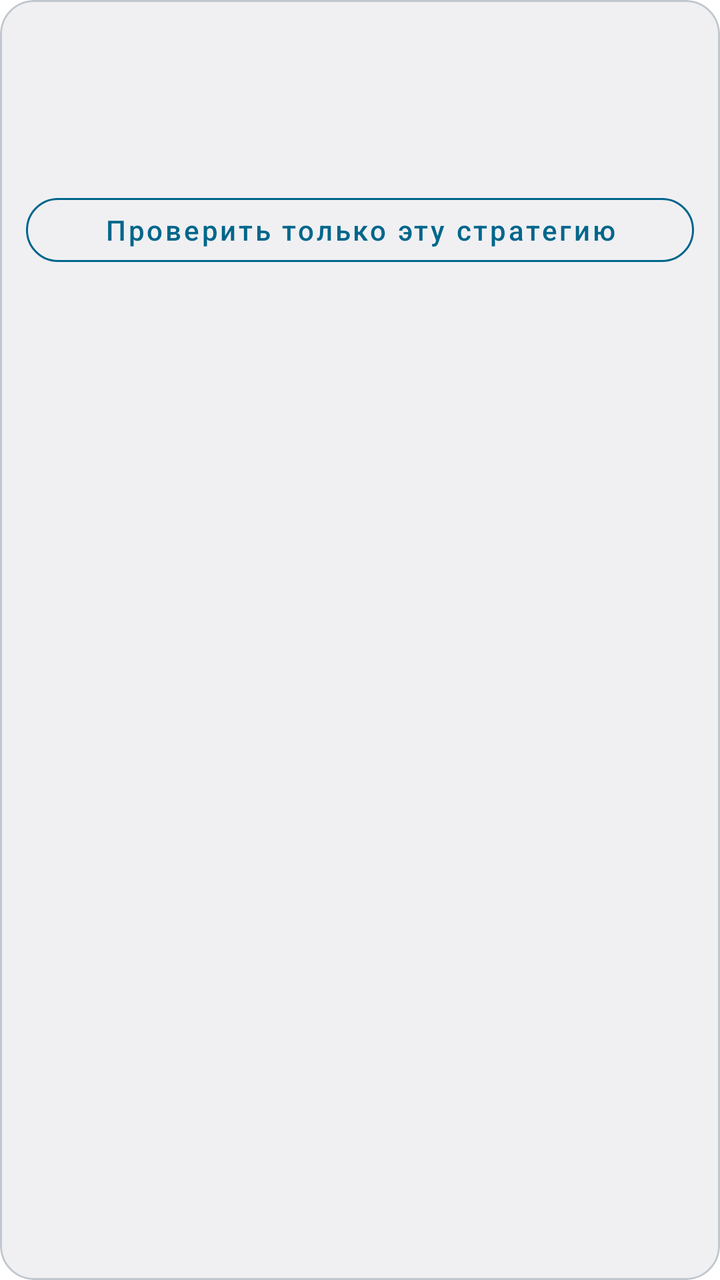
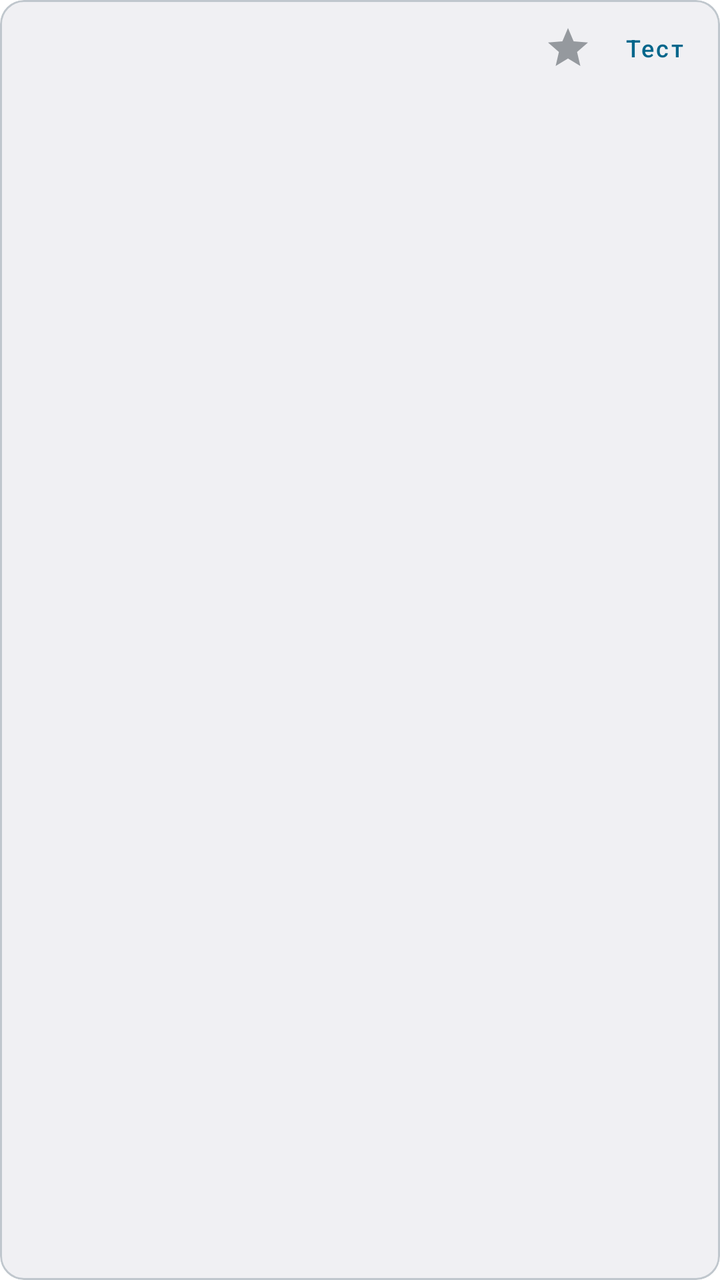

Compare the two renders of this Android layout. The source of the first and the diff that turns it into the second are given below.
<!-- AndroidManifest.xml: application theme Theme.LimeFlow -->
<!-- res/layout/item_profile.xml -->
<?xml version="1.0" encoding="utf-8"?>
<com.google.android.material.card.MaterialCardView
    xmlns:android="http://schemas.android.com/apk/res/android"
    xmlns:app="http://schemas.android.com/apk/res-auto"
    android:layout_width="match_parent"
    android:layout_height="wrap_content"
    android:layout_marginVertical="4dp"
    android:clickable="true"
    android:focusable="true"
    android:foreground="?attr/selectableItemBackground"
    app:cardBackgroundColor="@color/app_surface"
    app:cardCornerRadius="17dp"
    app:cardElevation="0dp"
    app:strokeColor="@color/app_stroke"
    app:strokeWidth="1dp">

    <LinearLayout
        android:layout_width="match_parent"
        android:layout_height="wrap_content"
        android:orientation="vertical"
        android:padding="13dp">

        <com.google.android.material.textview.MaterialTextView
            android:id="@+id/profile_name"
            android:layout_width="wrap_content"
            android:layout_height="wrap_content"
            android:textColor="@color/app_text"
            android:textSize="16sp"
            android:textStyle="bold" />

        <com.google.android.material.textview.MaterialTextView
            android:id="@+id/profile_method"
            android:layout_width="wrap_content"
            android:layout_height="wrap_content"
            android:layout_marginTop="4dp"
            android:textColor="?attr/colorPrimary"
            android:textSize="13sp"
            android:textStyle="bold" />

        <com.google.android.material.textview.MaterialTextView
            android:id="@+id/profile_description"
            android:layout_width="match_parent"
            android:layout_height="wrap_content"
            android:layout_marginTop="7dp"
            android:ellipsize="end"
            android:maxLines="2"
            android:textColor="@color/app_text_muted"
            android:textSize="13sp" />

        <LinearLayout
            android:id="@+id/service_scores"
            android:layout_width="match_parent"
            android:layout_height="wrap_content"
            android:layout_marginTop="8dp"
            android:gravity="center_vertical"
            android:orientation="horizontal"
            android:visibility="gone">

            <ImageView
                android:layout_width="24dp"
                android:layout_height="24dp"
                android:contentDescription="@string/youtube"
                android:src="@drawable/ic_youtube" />

            <com.google.android.material.textview.MaterialTextView
                android:id="@+id/youtube_score"
                android:layout_width="wrap_content"
                android:layout_height="wrap_content"
                android:layout_marginStart="7dp"
                android:textColor="@color/app_text"
                android:textSize="13sp"
                android:textStyle="bold" />

            <ImageView
                android:layout_width="24dp"
                android:layout_height="24dp"
                android:layout_marginStart="18dp"
                android:contentDescription="@string/discord"
                android:src="@drawable/ic_discord" />

            <com.google.android.material.textview.MaterialTextView
                android:id="@+id/discord_score"
                android:layout_width="wrap_content"
                android:layout_height="wrap_content"
                android:layout_marginStart="7dp"
                android:textColor="@color/app_text"
                android:textSize="13sp"
                android:textStyle="bold" />

            <com.google.android.material.textview.MaterialTextView
                android:id="@+id/focus_label"
                android:layout_width="0dp"
                android:layout_height="wrap_content"
                android:layout_marginStart="12dp"
                android:layout_weight="1"
                android:gravity="end"
                android:textColor="?attr/colorPrimary"
                android:textSize="11sp"
                android:textStyle="bold" />
        </LinearLayout>

        <ProgressBar
            android:id="@+id/profile_progress"
            style="?android:attr/progressBarStyleHorizontal"
            android:layout_width="match_parent"
            android:layout_height="4dp"
            android:layout_marginTop="10dp"
            android:progressTint="?attr/colorPrimary"
            android:visibility="gone" />

        <com.google.android.material.button.MaterialButton
            android:id="@+id/profile_test_single"
            style="@style/Widget.MaterialComponents.Button.OutlinedButton"
            android:layout_width="match_parent"
            android:layout_height="44dp"
            android:layout_marginTop="12dp"
            android:text="@string/smart_test_single"
            android:textAllCaps="false"
            android:textColor="?attr/colorPrimary"
            app:cornerRadius="18dp"
            app:strokeColor="?attr/colorPrimary"
            app:strokeWidth="1dp" />

        <LinearLayout
            android:id="@+id/custom_actions"
            android:layout_width="match_parent"
            android:layout_height="wrap_content"
            android:layout_marginTop="6dp"
            android:gravity="end"
            android:orientation="horizontal"
            android:visibility="gone">

            <com.google.android.material.button.MaterialButton
                android:id="@+id/profile_edit"
                style="@style/Widget.MaterialComponents.Button.TextButton"
                android:layout_width="wrap_content"
                android:layout_height="40dp"
                android:text="@string/custom_strategy_edit"
                android:textAllCaps="false"
                android:textColor="?attr/colorPrimary" />

            <com.google.android.material.button.MaterialButton
                android:id="@+id/profile_delete"
                style="@style/Widget.MaterialComponents.Button.TextButton"
                android:layout_width="wrap_content"
                android:layout_height="40dp"
                android:text="@string/custom_strategy_delete"
                android:textAllCaps="false"
                android:textColor="#D04444" />
        </LinearLayout>

        <com.google.android.material.button.MaterialButton
            android:id="@+id/profile_expand"
            style="@style/Widget.MaterialComponents.Button.TextButton"
            android:layout_width="wrap_content"
            android:layout_height="wrap_content"
            android:layout_marginTop="6dp"
            android:minHeight="36dp"
            android:minWidth="0dp"
            android:paddingHorizontal="0dp"
            android:text="@string/smart_show_details"
            android:textColor="?attr/colorPrimary"
            android:visibility="gone" />

        <TextView
            android:id="@+id/profile_details"
            android:layout_width="match_parent"
            android:layout_height="wrap_content"
            android:layout_marginTop="6dp"
            android:fontFamily="monospace"
            android:textColor="@color/app_text_muted"
            android:textIsSelectable="true"
            android:textSize="11sp"
            android:visibility="gone" />
    </LinearLayout>

</com.google.android.material.card.MaterialCardView>
<!-- resources referenced by this layout -->
<resources>
  <color name="app_stroke">#D8E6F8</color>
  <color name="app_surface">#FFFFFFFF</color>
  <color name="app_text">#10233F</color>
  <color name="app_text_muted">#60748F</color>
  <!-- drawable ic_discord (drawable) -->
  <?xml version="1.0" encoding="utf-8"?>
  <vector xmlns:android="http://schemas.android.com/apk/res/android"
      android:width="24dp"
      android:height="24dp"
      android:viewportWidth="24"
      android:viewportHeight="24">
      <path
          android:fillColor="#5865F2"
          android:pathData="M5.2,4.8C8.8,3.2 15.2,3.2 18.8,4.8c2.1,3 3.2,6.6 3,10.3 -2.1,2.3 -4.3,3.6 -6.5,4.2l-1.1,-1.5c0.9,-0.3 1.8,-0.8 2.6,-1.4 -3.2,1.5 -6.4,1.5 -9.6,0 0.8,0.6 1.7,1.1 2.6,1.4l-1.1,1.5c-2.2,-0.6 -4.4,-1.9 -6.5,-4.2 -0.2,-3.7 0.9,-7.3 3,-10.3z" />
      <path
          android:fillColor="#FFFFFF"
          android:pathData="M8.6,10.1a1.65,2 0,1 0,0 4a1.65,2 0,1 0,0 -4M15.4,10.1a1.65,2 0,1 0,0 4a1.65,2 0,1 0,0 -4" />
  </vector>
  <!-- drawable ic_youtube (drawable) -->
  <?xml version="1.0" encoding="utf-8"?>
  <vector xmlns:android="http://schemas.android.com/apk/res/android"
      android:width="24dp"
      android:height="24dp"
      android:viewportWidth="24"
      android:viewportHeight="24">
      <path
          android:fillColor="#FF0033"
          android:pathData="M22.6,6.4c-0.25,-0.95 -1,-1.7 -1.95,-1.95C18.9,4 12,4 12,4S5.1,4 3.35,4.45C2.4,4.7 1.65,5.45 1.4,6.4C1,8.15 1,12 1,12s0,3.85 0.4,5.6c0.25,0.95 1,1.7 1.95,1.95C5.1,20 12,20 12,20s6.9,0 8.65,-0.45c0.95,-0.25 1.7,-1 1.95,-1.95C23,15.85 23,12 23,12s0,-3.85 -0.4,-5.6z" />
      <path
          android:fillColor="#FFFFFF"
          android:pathData="M9.8,15.5L15.6,12 9.8,8.5z" />
  </vector>
  <string name="custom_strategy_delete">Удалить</string>
  <string name="custom_strategy_edit">Изменить</string>
  <string name="discord">Discord</string>
  <string name="smart_show_details">Показать подробности</string>
  <string name="smart_test_single">Проверить только эту стратегию</string>
  <string name="youtube">YouTube</string>
  <style name="Theme.LimeFlow" parent="Theme.MaterialComponents.DayNight.NoActionBar">
          
          <item name="colorPrimary">@color/lime_primary</item>
          <item name="colorPrimaryVariant">@color/lime_primary_variant</item>
          <item name="colorOnPrimary">@color/white</item>
          
          <item name="colorSecondary">@color/lime_secondary</item>
          <item name="colorSecondaryVariant">@color/lime_primary_variant</item>
          <item name="colorOnSecondary">@color/white</item>
          
          <item name="android:statusBarColor">@android:color/transparent</item>
          <item name="android:navigationBarColor">?android:attr/colorBackground</item>
          <item name="android:windowLightStatusBar">true</item>
          
      </style>
  <color name="lime_primary">#1769E0</color>
  <color name="lime_primary_variant">#0D47A1</color>
  <color name="white">#FFFFFFFF</color>
  <color name="lime_secondary">#4094F7</color>
</resources>

<!-- the commit's change to res/layout/item_profile.xml (unified diff, before → after) -->
@@ -4,12 +4,12 @@
     xmlns:app="http://schemas.android.com/apk/res-auto"
     android:layout_width="match_parent"
     android:layout_height="wrap_content"
-    android:layout_marginVertical="4dp"
+    android:layout_marginVertical="2dp"
     android:clickable="true"
     android:focusable="true"
     android:foreground="?attr/selectableItemBackground"
     app:cardBackgroundColor="@color/app_surface"
-    app:cardCornerRadius="17dp"
+    app:cardCornerRadius="12dp"
     app:cardElevation="0dp"
     app:strokeColor="@color/app_stroke"
     app:strokeWidth="1dp">
@@ -18,47 +18,97 @@
         android:layout_width="match_parent"
         android:layout_height="wrap_content"
         android:orientation="vertical"
-        android:padding="13dp">
-
-        <com.google.android.material.textview.MaterialTextView
-            android:id="@+id/profile_name"
-            android:layout_width="wrap_content"
-            android:layout_height="wrap_content"
-            android:textColor="@color/app_text"
-            android:textSize="16sp"
-            android:textStyle="bold" />
+        android:paddingHorizontal="10dp"
+        android:paddingVertical="8dp">
+
+        <LinearLayout
+            android:layout_width="match_parent"
+            android:layout_height="wrap_content"
+            android:gravity="center_vertical"
+            android:orientation="horizontal">
+
+            <com.google.android.material.textview.MaterialTextView
+                android:id="@+id/profile_name"
+                android:layout_width="0dp"
+                android:layout_height="wrap_content"
+                android:layout_weight="1"
+                android:ellipsize="end"
+                android:maxLines="1"
+                android:textColor="@color/app_text"
+                android:textSize="14sp"
+                android:textStyle="bold" />
+
+            <com.google.android.material.textview.MaterialTextView
+                android:id="@+id/profile_badge"
+                android:layout_width="wrap_content"
+                android:layout_height="wrap_content"
+                android:layout_marginStart="6dp"
+                android:background="@drawable/bg_chip_idle"
+                android:paddingHorizontal="6dp"
+                android:paddingVertical="1dp"
+                android:textColor="?attr/colorPrimary"
+                android:textSize="10sp"
+                android:textStyle="bold"
+                android:visibility="gone" />
+
+            <androidx.appcompat.widget.AppCompatImageButton
+                android:id="@+id/profile_pin"
+                android:layout_width="32dp"
+                android:layout_height="32dp"
+                android:background="?attr/selectableItemBackgroundBorderless"
+                android:contentDescription="@string/pin_strategy"
+                android:padding="6dp"
+                android:src="@drawable/ic_star"
+                app:tint="@color/app_text_muted" />
+
+            <com.google.android.material.button.MaterialButton
+                android:id="@+id/profile_test_single"
+                style="@style/Widget.MaterialComponents.Button.TextButton"
+                android:layout_width="wrap_content"
+                android:layout_height="32dp"
+                android:layout_marginStart="4dp"
+                android:insetTop="0dp"
+                android:insetBottom="0dp"
+                android:minWidth="0dp"
+                android:minHeight="32dp"
+                android:paddingHorizontal="8dp"
+                android:text="@string/smart_test_single"
+                android:textAllCaps="false"
+                android:textColor="?attr/colorPrimary"
+                android:textSize="12sp" />
+        </LinearLayout>
 
         <com.google.android.material.textview.MaterialTextView
             android:id="@+id/profile_method"
-            android:layout_width="wrap_content"
-            android:layout_height="wrap_content"
-            android:layout_marginTop="4dp"
+            android:layout_width="match_parent"
+            android:layout_height="wrap_content"
+            android:ellipsize="end"
+            android:maxLines="1"
             android:textColor="?attr/colorPrimary"
-            android:textSize="13sp"
+            android:textSize="11sp"
             android:textStyle="bold" />
 
         <com.google.android.material.textview.MaterialTextView
             android:id="@+id/profile_description"
             android:layout_width="match_parent"
             android:layout_height="wrap_content"
-            android:layout_marginTop="7dp"
             android:ellipsize="end"
-            android:maxLines="2"
+            android:maxLines="1"
             android:textColor="@color/app_text_muted"
-            android:textSize="13sp" />
+            android:textSize="11sp" />
 
         <LinearLayout
             android:id="@+id/service_scores"
             android:layout_width="match_parent"
             android:layout_height="wrap_content"
-            android:layout_marginTop="8dp"
+            android:layout_marginTop="4dp"
             android:gravity="center_vertical"
             android:orientation="horizontal"
             android:visibility="gone">
 
             <ImageView
-                android:layout_width="24dp"
-                android:layout_height="24dp"
+                android:layout_width="16dp"
+                android:layout_height="16dp"
                 android:contentDescription="@string/youtube"
                 android:src="@drawable/ic_youtube" />
 
@@ -66,15 +116,15 @@
                 android:id="@+id/youtube_score"
                 android:layout_width="wrap_content"
                 android:layout_height="wrap_content"
-                android:layout_marginStart="7dp"
+                android:layout_marginStart="4dp"
                 android:textColor="@color/app_text"
-                android:textSize="13sp"
+                android:textSize="11sp"
                 android:textStyle="bold" />
 
             <ImageView
-                android:layout_width="24dp"
-                android:layout_height="24dp"
-                android:layout_marginStart="18dp"
+                android:layout_width="16dp"
+                android:layout_height="16dp"
+                android:layout_marginStart="12dp"
                 android:contentDescription="@string/discord"
                 android:src="@drawable/ic_discord" />
 
@@ -82,20 +132,20 @@
                 android:id="@+id/discord_score"
                 android:layout_width="wrap_content"
                 android:layout_height="wrap_content"
-                android:layout_marginStart="7dp"
+                android:layout_marginStart="4dp"
                 android:textColor="@color/app_text"
-                android:textSize="13sp"
+                android:textSize="11sp"
                 android:textStyle="bold" />
 
             <com.google.android.material.textview.MaterialTextView
                 android:id="@+id/focus_label"
                 android:layout_width="0dp"
                 android:layout_height="wrap_content"
-                android:layout_marginStart="12dp"
+                android:layout_marginStart="8dp"
                 android:layout_weight="1"
                 android:gravity="end"
                 android:textColor="?attr/colorPrimary"
-                android:textSize="11sp"
+                android:textSize="10sp"
                 android:textStyle="bold" />
         </LinearLayout>
 
@@ -103,29 +153,15 @@
             android:id="@+id/profile_progress"
             style="?android:attr/progressBarStyleHorizontal"
             android:layout_width="match_parent"
-            android:layout_height="4dp"
-            android:layout_marginTop="10dp"
+            android:layout_height="3dp"
+            android:layout_marginTop="4dp"
             android:progressTint="?attr/colorPrimary"
             android:visibility="gone" />
 
-        <com.google.android.material.button.MaterialButton
-            android:id="@+id/profile_test_single"
-            style="@style/Widget.MaterialComponents.Button.OutlinedButton"
-            android:layout_width="match_parent"
-            android:layout_height="44dp"
-            android:layout_marginTop="12dp"
-            android:text="@string/smart_test_single"
-            android:textAllCaps="false"
-            android:textColor="?attr/colorPrimary"
-            app:cornerRadius="18dp"
-            app:strokeColor="?attr/colorPrimary"
-            app:strokeWidth="1dp" />
-
         <LinearLayout
             android:id="@+id/custom_actions"
             android:layout_width="match_parent"
             android:layout_height="wrap_content"
-            android:layout_marginTop="6dp"
             android:gravity="end"
             android:orientation="horizontal"
             android:visibility="gone">
@@ -134,43 +170,52 @@
                 android:id="@+id/profile_edit"
                 style="@style/Widget.MaterialComponents.Button.TextButton"
                 android:layout_width="wrap_content"
-                android:layout_height="40dp"
+                android:layout_height="32dp"
+                android:insetTop="0dp"
+                android:insetBottom="0dp"
+                android:minHeight="32dp"
                 android:text="@string/custom_strategy_edit"
                 android:textAllCaps="false"
-                android:textColor="?attr/colorPrimary" />
+                android:textColor="?attr/colorPrimary"
+                android:textSize="12sp" />
 
             <com.google.android.material.button.MaterialButton
                 android:id="@+id/profile_delete"
                 style="@style/Widget.MaterialComponents.Button.TextButton"
                 android:layout_width="wrap_content"
-                android:layout_height="40dp"
+                android:layout_height="32dp"
+                android:insetTop="0dp"
+                android:insetBottom="0dp"
+                android:minHeight="32dp"
                 android:text="@string/custom_strategy_delete"
                 android:textAllCaps="false"
-                android:textColor="#D04444" />
+                android:textColor="#D04444"
+                android:textSize="12sp" />
         </LinearLayout>
 
         <com.google.android.material.button.MaterialButton
             android:id="@+id/profile_expand"
             style="@style/Widget.MaterialComponents.Button.TextButton"
             android:layout_width="wrap_content"
-            android:layout_height="wrap_content"
-            android:layout_marginTop="6dp"
-            android:minHeight="36dp"
+            android:layout_height="28dp"
+            android:insetTop="0dp"
+            android:insetBottom="0dp"
+            android:minHeight="28dp"
             android:minWidth="0dp"
             android:paddingHorizontal="0dp"
             android:text="@string/smart_show_details"
             android:textColor="?attr/colorPrimary"
+            android:textSize="11sp"
             android:visibility="gone" />
 
         <TextView
             android:id="@+id/profile_details"
             android:layout_width="match_parent"
             android:layout_height="wrap_content"
-            android:layout_marginTop="6dp"
             android:fontFamily="monospace"
             android:textColor="@color/app_text_muted"
             android:textIsSelectable="true"
-            android:textSize="11sp"
+            android:textSize="10sp"
             android:visibility="gone" />
     </LinearLayout>
 
<!-- resource entries referenced after the edit -->
@@ -4,6 +4,16 @@
   <color name="app_surface">#FFFFFFFF</color>
   <color name="app_text">#10233F</color>
   <color name="app_text_muted">#60748F</color>
+  <!-- drawable bg_chip_idle (drawable) -->
+  <?xml version="1.0" encoding="utf-8"?>
+  <shape xmlns:android="http://schemas.android.com/apk/res/android"
+      android:shape="rectangle">
+      <corners android:radius="18dp" />
+      <solid android:color="@color/app_surface" />
+      <stroke
+          android:width="1dp"
+          android:color="@color/app_stroke" />
+  </shape>
   <!-- drawable ic_discord (drawable) -->
   <?xml version="1.0" encoding="utf-8"?>
   <vector xmlns:android="http://schemas.android.com/apk/res/android"
@@ -17,6 +27,17 @@
       <path
           android:fillColor="#FFFFFF"
           android:pathData="M8.6,10.1a1.65,2 0,1 0,0 4a1.65,2 0,1 0,0 -4M15.4,10.1a1.65,2 0,1 0,0 4a1.65,2 0,1 0,0 -4" />
+  </vector>
+  <!-- drawable ic_star (drawable) -->
+  <?xml version="1.0" encoding="utf-8"?>
+  <vector xmlns:android="http://schemas.android.com/apk/res/android"
+      android:width="24dp"
+      android:height="24dp"
+      android:viewportWidth="24"
+      android:viewportHeight="24">
+      <path
+          android:fillColor="?attr/colorControlNormal"
+          android:pathData="M12,17.27L18.18,21l-1.64,-7.03L22,9.24l-7.19,-0.61L12,2 9.19,8.63 2,9.24l5.46,4.73L5.82,21z" />
   </vector>
   <!-- drawable ic_youtube (drawable) -->
   <?xml version="1.0" encoding="utf-8"?>
@@ -35,8 +56,9 @@
   <string name="custom_strategy_delete">Удалить</string>
   <string name="custom_strategy_edit">Изменить</string>
   <string name="discord">Discord</string>
+  <string name="pin_strategy">Закрепить</string>
   <string name="smart_show_details">Показать подробности</string>
-  <string name="smart_test_single">Проверить только эту стратегию</string>
+  <string name="smart_test_single">Тест</string>
   <string name="youtube">YouTube</string>
   <style name="Theme.LimeFlow" parent="Theme.MaterialComponents.DayNight.NoActionBar">
           
